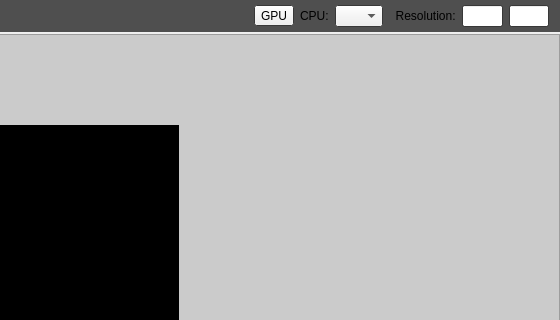
Before: the Qt Designer form __qt_source__/RenderViewport.ui in TheDonsky/DumbRay, drawn with Qt 5; both pictures show x 464 to 1024 and y 0 to 320 of the 1024 by 512 pixel window.
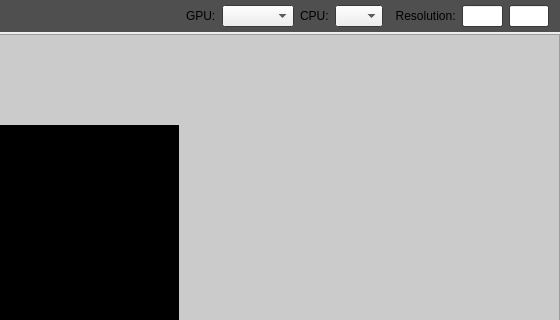
After: the same form once the commit is applied.

Commit message: Fix color space transformation

The edit to the form file:
```diff
--- a/__qt_source__/RenderViewport.ui
+++ b/__qt_source__/RenderViewport.ui
@@ -755,14 +755,17 @@
        </spacer>
       </item>
       <item>
-       <widget class="QToolButton" name="gpuSelector">
+       <widget class="QLabel" name="gpuSelectionLabel">
         <property name="text">
-         <string>GPU</string>
+         <string>GPU:</string>
         </property>
        </widget>
       </item>
       <item>
-       <widget class="QLabel" name="HostThreadsLabel">
+       <widget class="QComboBox" name="gpuSelection"/>
+      </item>
+      <item>
+       <widget class="QLabel" name="cpuThreadCountLabel">
         <property name="text">
          <string>CPU:</string>
         </property>
```
Left out of the diff: 81 changed lines with no effect on the pictures. The commit also changes 2 other files.
